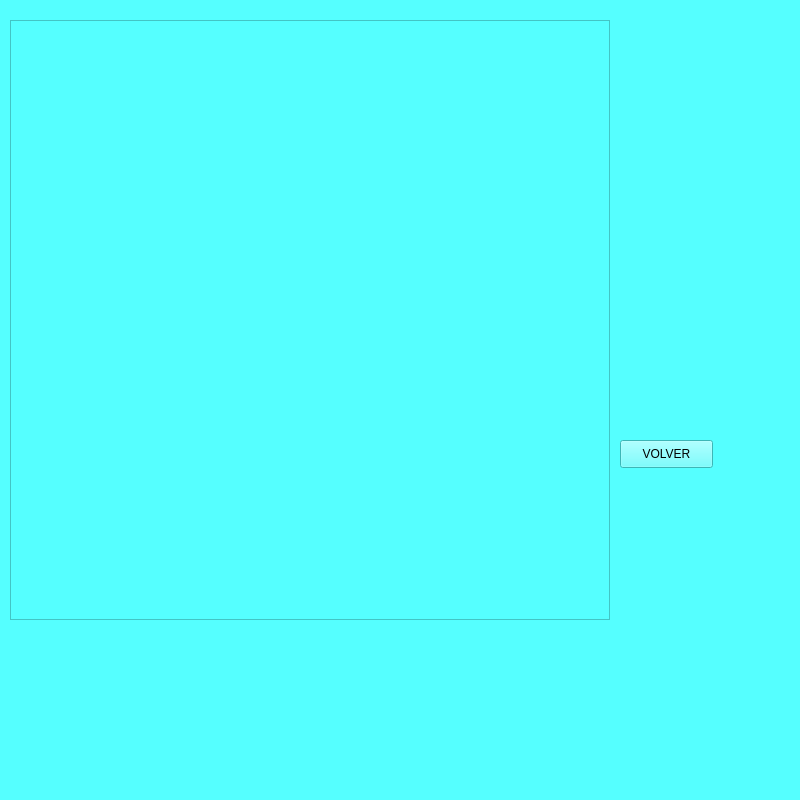
First picture: the form in FinalDefender/menuinicial.ui, repository Steven-Avila198/Proyecto_Final, before the edit.
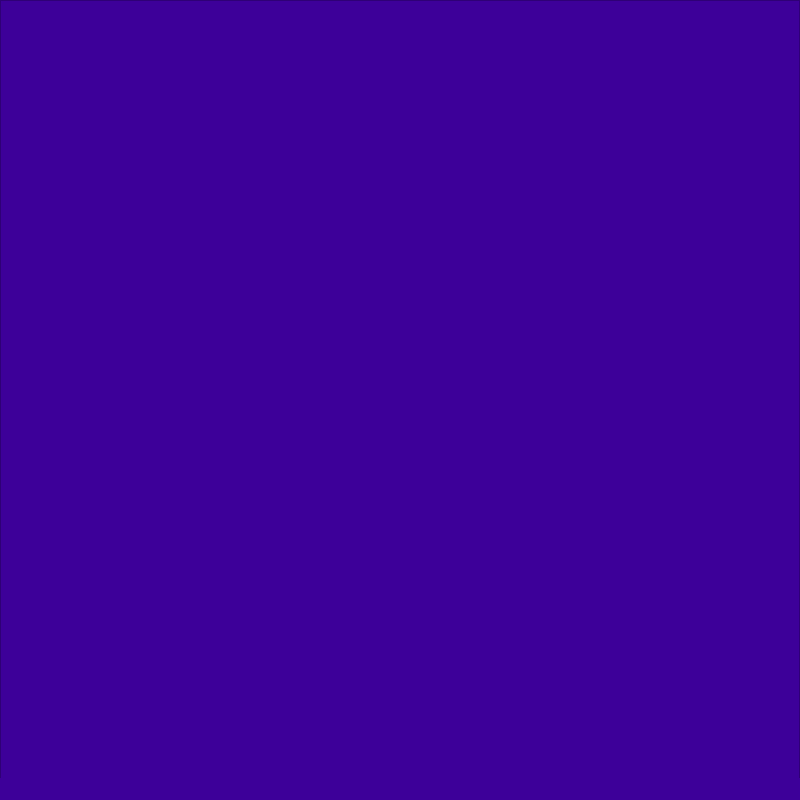
Second picture: the form after the edit.

Diff of the .ui file:
```diff
--- a/FinalDefender/menuinicial.ui
+++ b/FinalDefender/menuinicial.ui
@@ -25,16 +25,19 @@
   <property name="windowTitle">
    <string>MainWindow</string>
   </property>
+  <property name="autoFillBackground">
+   <bool>false</bool>
+  </property>
   <property name="styleSheet">
-   <string notr="true">background-color: rgb(85, 255, 255);</string>
+   <string notr="true">background-color: rgb(61, 0, 153);</string>
   </property>
   <widget class="QWidget" name="centralwidget">
    <widget class="QWidget" name="verticalLayoutWidget">
     <property name="geometry">
      <rect>
-      <x>80</x>
+      <x>140</x>
       <y>200</y>
-      <width>271</width>
+      <width>500</width>
       <height>171</height>
      </rect>
     </property>
@@ -42,27 +45,30 @@
      <item>
       <widget class="QPushButton" name="Solitario">
        <property name="styleSheet">
-        <string notr="true">font: 75 12pt &quot;8514oem&quot;;</string>
+        <string notr="true">color: rgb(255, 255, 255);
+font: 700 12pt &quot;Fixedsys&quot;;</string>
        </property>
        <property name="text">
-        <string>SOLITARIO</string>
+        <string>UN SOLO JUGADOR</string>
        </property>
       </widget>
      </item>
      <item>
       <widget class="QPushButton" name="Multijugador">
        <property name="styleSheet">
-        <string notr="true">font: 75 12pt &quot;8514oem&quot;;</string>
+        <string notr="true">color: rgb(255, 255, 255);
+font: 700 12pt &quot;Fixedsys&quot;;</string>
        </property>
        <property name="text">
-        <string>MULTIJUGADOR</string>
+        <string>DOS JUGADORES</string>
        </property>
       </widget>
      </item>
      <item>
       <widget class="QPushButton" name="CargarPartida">
        <property name="styleSheet">
-        <string notr="true">font: 75 12pt &quot;8514oem&quot;;</string>
+        <string notr="true">color: rgb(255, 255, 255);
+font: 700 12pt &quot;Fixedsys&quot;;</string>
        </property>
        <property name="text">
         <string>CARGAR PARTIDA</string>
@@ -72,7 +78,8 @@
      <item>
       <widget class="QPushButton" name="Instrucciones">
        <property name="styleSheet">
-        <string notr="true">font: 75 12pt &quot;8514oem&quot;;</string>
+        <string notr="true">color: rgb(255, 255, 255);
+font: 700 12pt &quot;Fixedsys&quot;;</string>
        </property>
        <property name="text">
         <string>INSTRUCCIONES</string>
@@ -84,37 +91,42 @@
    <widget class="QWidget" name="verticalLayoutWidget_2">
     <property name="geometry">
      <rect>
-      <x>360</x>
-      <y>200</y>
+      <x>280</x>
+      <y>390</y>
       <width>212</width>
-      <height>107</height>
+      <height>108</height>
      </rect>
     </property>
     <layout class="QVBoxLayout" name="verticalLayout_3">
      <item>
-      <widget class="QLabel" name="label">
-       <property name="whatsThis">
-        <string>&lt;html&gt;&lt;head/&gt;&lt;body&gt;&lt;p align=&quot;center&quot;&gt;&lt;br/&gt;&lt;/p&gt;&lt;/body&gt;&lt;/html&gt;</string>
-       </property>
+      <widget class="QLineEdit" name="nombre">
        <property name="styleSheet">
-        <string notr="true">font: 75 12pt &quot;8514oem&quot;;</string>
+        <string notr="true">font: 700 9pt &quot;Fixedsys&quot;;
+background-color: rgba(103, 52, 213, 100);</string>
        </property>
        <property name="text">
-        <string>       NOMBRE</string>
+        <string>NOMBRE</string>
        </property>
+       <property name="maxLength">
+        <number>20</number>
+       </property>
+       <property name="alignment">
+        <set>Qt::AlignCenter</set>
+       </property>
       </widget>
      </item>
      <item>
-      <widget class="QLineEdit" name="nombre"/>
-     </item>
-     <item>
-      <widget class="QLabel" name="label_2">
+      <widget class="QLineEdit" name="contrasena">
        <property name="styleSheet">
-        <string notr="true">font: 75 12pt &quot;8514oem&quot;;</string>
+        <string notr="true">font: 700 9pt &quot;Fixedsys&quot;;
+background-color: rgba(103, 52, 213, 100);</string>
        </property>
        <property name="text">
-        <string>     CONTRASENA</string>
+        <string>CONTRASEÑA</string>
        </property>
+       <property name="alignment">
+        <set>Qt::AlignCenter</set>
+       </property>
       </widget>
      </item>
      <item>
@@ -125,14 +137,15 @@
    <widget class="QPushButton" name="Continuar">
     <property name="geometry">
      <rect>
-      <x>330</x>
-      <y>440</y>
+      <x>280</x>
+      <y>520</y>
       <width>101</width>
       <height>28</height>
      </rect>
     </property>
     <property name="styleSheet">
-     <string notr="true">font: 75 12pt &quot;8514oem&quot;;</string>
+     <string notr="true">color: rgb(255, 255, 255);
+font: 700 12pt &quot;Fixedsys&quot;;</string>
     </property>
     <property name="text">
      <string>CONTINUAR</string>
@@ -141,14 +154,15 @@
    <widget class="QPushButton" name="atras">
     <property name="geometry">
      <rect>
-      <x>620</x>
-      <y>440</y>
+      <x>400</x>
+      <y>520</y>
       <width>93</width>
       <height>28</height>
      </rect>
     </property>
     <property name="styleSheet">
-     <string notr="true">font: 75 12pt &quot;8514oem&quot;;</string>
+     <string notr="true">color: rgb(255, 255, 255);
+font: 700 12pt &quot;Fixedsys&quot;;</string>
     </property>
     <property name="text">
      <string>VOLVER</string>
@@ -157,38 +171,40 @@
    <widget class="QLabel" name="label_3">
     <property name="geometry">
      <rect>
-      <x>90</x>
-      <y>90</y>
+      <x>110</x>
+      <y>80</y>
       <width>631</width>
       <height>91</height>
      </rect>
     </property>
     <property name="styleSheet">
-     <string notr="true">font: 48pt &quot;Bauhaus 93&quot;;</string>
+     <string notr="true">color: rgb(255, 255, 255);
+border-bottom-color: qlineargradient(spread:pad, x1:0, y1:0, x2:1, y2:1, stop:0 rgba(100, 154, 255, 255), stop:1 rgba(255, 255, 255, 255));
+font: 700 48pt &quot;Sitka Text&quot;;</string>
     </property>
     <property name="text">
-     <string>THE SPACE BATTLE</string>
+     <string>FINAL DEFENDER</string>
     </property>
    </widget>
    <widget class="QGraphicsView" name="graphicsView">
     <property name="geometry">
      <rect>
-      <x>10</x>
-      <y>20</y>
-      <width>600</width>
-      <height>600</height>
+      <x>0</x>
+      <y>0</y>
+      <width>800</width>
+      <height>800</height>
      </rect>
     </property>
     <property name="minimumSize">
      <size>
-      <width>600</width>
-      <height>600</height>
+      <width>800</width>
+      <height>800</height>
      </size>
     </property>
     <property name="maximumSize">
      <size>
-      <width>600</width>
-      <height>600</height>
+      <width>800</width>
+      <height>800</height>
      </size>
     </property>
    </widget>
```
Left out of the diff: 5 changed lines with no effect on the pictures.
